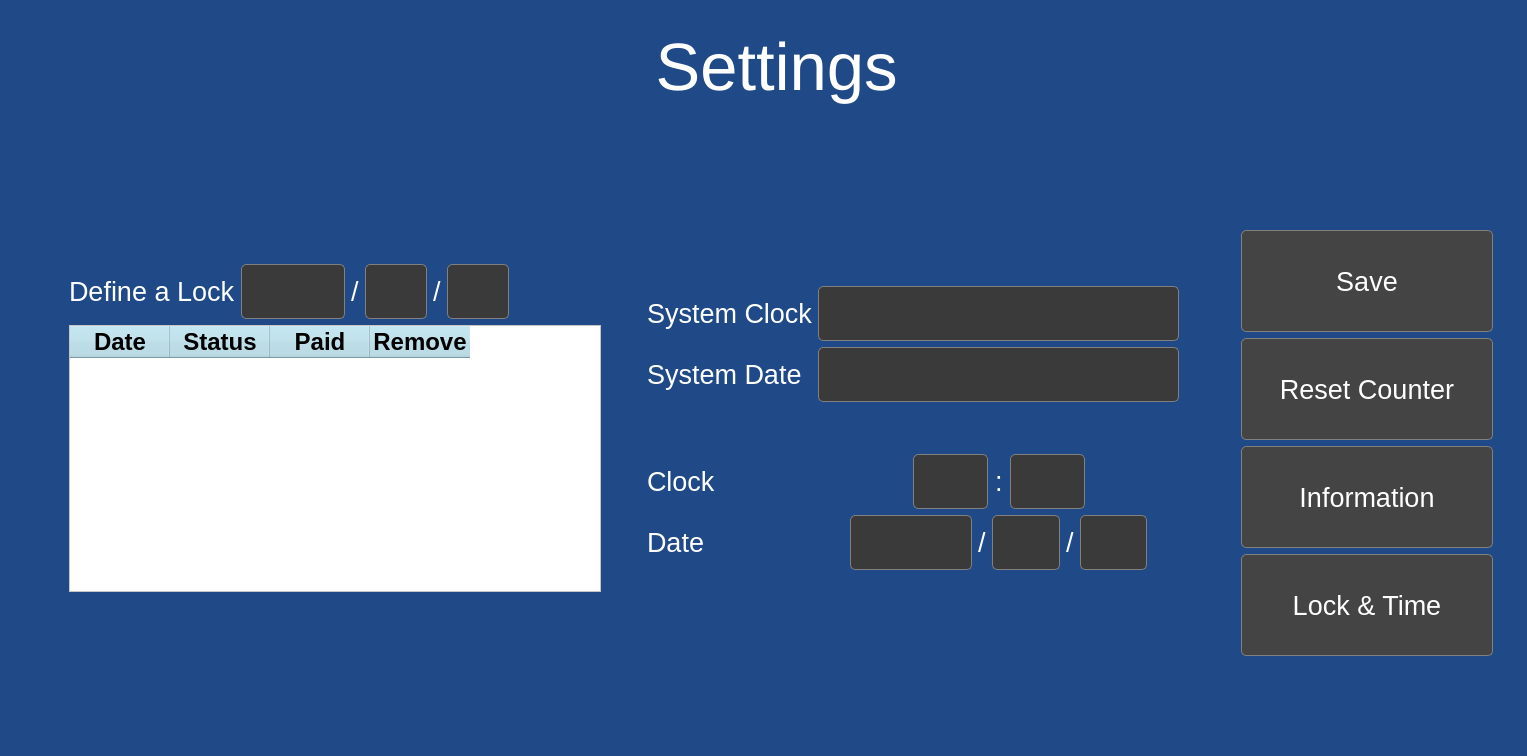
The window that ui/ui.ui (mohammaadhaji/Laser) describes before a commit, drawn with Qt 5.
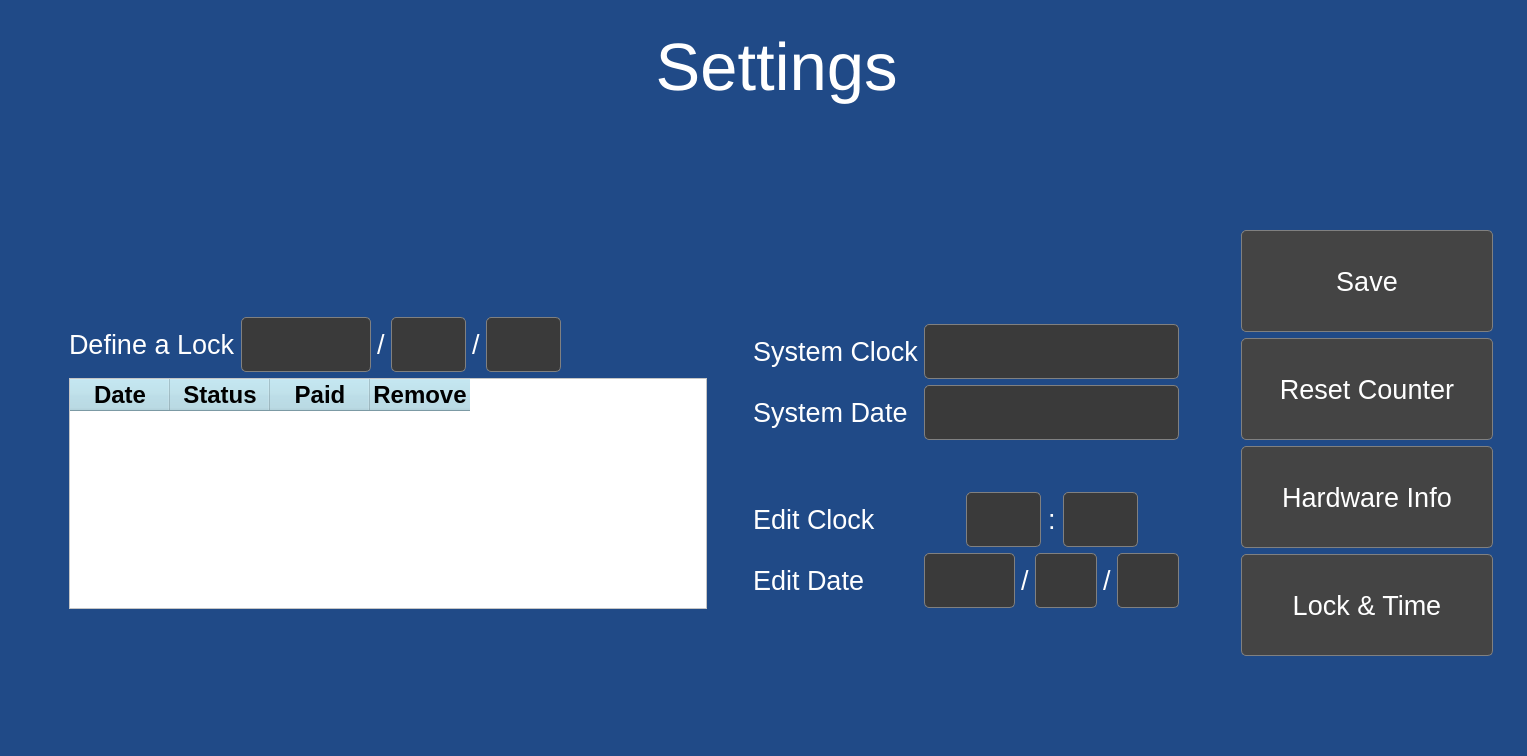
The same window after the commit. Icons and pictures are not drawn. Custom widgets are drawn as their Qt base class.

Commit message: add lock system

```diff
--- a/ui/ui.ui
+++ b/ui/ui.ui
@@ -3127,7 +3127,7 @@
                  </layout>
                 </widget>
                 <widget class="QWidget" name="lockSettingsPage">
-                 <layout class="QHBoxLayout" name="horizontalLayout_58" stretch="0,2,0,2,0">
+                 <layout class="QHBoxLayout" name="horizontalLayout_58" stretch="0,3,0,2,0">
                   <property name="leftMargin">
                    <number>11</number>
                   </property>
@@ -3148,7 +3148,7 @@
                    </spacer>
                   </item>
                   <item>
-                   <layout class="QVBoxLayout" name="verticalLayout_72" stretch="2,0,4,2">
+                   <layout class="QVBoxLayout" name="verticalLayout_72" stretch="2,0,0,0,4,2">
                     <property name="topMargin">
                      <number>0</number>
                     </property>
@@ -3168,6 +3168,32 @@
                       </property>
                      </spacer>
                     </item>
+                    <item>
+                     <widget class="QLabel" name="lblLockError">
+                      <property name="font">
+                       <font>
+                        <family>Arial</family>
+                        <pointsize>16</pointsize>
+                       </font>
+                      </property>
+                      <property name="text">
+                       <string/>
+                      </property>
+                     </widget>
+                    </item>
+                    <item>
+                     <spacer name="verticalSpacer_74">
+                      <property name="orientation">
+                       <enum>Qt::Vertical</enum>
+                      </property>
+                      <property name="sizeHint" stdset="0">
+                       <size>
+                        <width>20</width>
+                        <height>40</height>
+                       </size>
+                      </property>
+                     </spacer>
+                    </item>
                     <item>
                      <layout class="QHBoxLayout" name="horizontalLayout_56">
                       <item>
@@ -3359,6 +3385,12 @@
                     </item>
                     <item>
                      <widget class="QTableWidget" name="tableLock">
+                      <property name="font">
+                       <font>
+                        <family>Segoe UI</family>
+                        <pointsize>16</pointsize>
+                       </font>
+                      </property>
                       <property name="styleSheet">
                        <string notr="true">QHeaderView::section
 {
@@ -3499,7 +3531,20 @@
                       <property name="topMargin">
                        <number>0</number>
                       </property>
-                      <item row="0" column="0">
+                      <item row="0" column="1">
+                       <widget class="QLabel" name="lblSystemTimeStatus">
+                        <property name="font">
+                         <font>
+                          <family>Arial</family>
+                          <pointsize>16</pointsize>
+                         </font>
+                        </property>
+                        <property name="text">
+                         <string/>
+                        </property>
+                       </widget>
+                      </item>
+                      <item row="2" column="0">
                        <widget class="QLabel" name="lblSysClock">
                         <property name="font">
                          <font>
@@ -3512,7 +3557,7 @@
                         </property>
                        </widget>
                       </item>
-                      <item row="0" column="1">
+                      <item row="2" column="1">
                        <widget class="QLineEdit" name="txtSysClock">
                         <property name="enabled">
                          <bool>false</bool>
@@ -3541,7 +3586,7 @@
                         </property>
                        </widget>
                       </item>
-                      <item row="1" column="0">
+                      <item row="3" column="0">
                        <widget class="QLabel" name="lblSysDate">
                         <property name="font">
                          <font>
@@ -3554,7 +3599,7 @@
                         </property>
                        </widget>
                       </item>
-                      <item row="1" column="1">
+                      <item row="3" column="1">
                        <widget class="QLineEdit" name="txtSysDate">
                         <property name="enabled">
                          <bool>false</bool>
@@ -3583,7 +3628,7 @@
                         </property>
                        </widget>
                       </item>
-                      <item row="2" column="1">
+                      <item row="5" column="1">
                        <spacer name="verticalSpacer_73">
                         <property name="orientation">
                          <enum>Qt::Vertical</enum>
@@ -3596,7 +3641,7 @@
                         </property>
                        </spacer>
                       </item>
-                      <item row="3" column="0">
+                      <item row="6" column="0">
                        <widget class="QLabel" name="lblEditClock">
                         <property name="font">
                          <font>
@@ -3605,11 +3650,11 @@
                          </font>
                         </property>
                         <property name="text">
-                         <string>Clock</string>
+                         <string>Edit Clock</string>
                         </property>
                        </widget>
                       </item>
-                      <item row="3" column="1">
+                      <item row="6" column="1">
                        <layout class="QHBoxLayout" name="horizontalLayout_57">
                         <property name="spacing">
                          <number>7</number>
@@ -3713,7 +3758,7 @@
                         </item>
                        </layout>
                       </item>
-                      <item row="4" column="0">
+                      <item row="7" column="0">
                        <widget class="QLabel" name="lblEditDate">
                         <property name="font">
                          <font>
@@ -3722,11 +3767,11 @@
                          </font>
                         </property>
                         <property name="text">
-                         <string>Date</string>
+                         <string>Edit Date</string>
                         </property>
                        </widget>
                       </item>
-                      <item row="4" column="1">
+                      <item row="7" column="1">
                        <layout class="QHBoxLayout" name="horizontalLayout_59">
                         <property name="topMargin">
                          <number>0</number>
@@ -3810,6 +3855,9 @@
 
 </string>
                           </property>
+                          <property name="alignment">
+                           <set>Qt::AlignCenter</set>
+                          </property>
                          </widget>
                         </item>
                         <item>
@@ -3869,6 +3917,19 @@
                         </item>
                        </layout>
                       </item>
+                      <item row="1" column="1">
+                       <spacer name="verticalSpacer_72">
+                        <property name="orientation">
+                         <enum>Qt::Vertical</enum>
+                        </property>
+                        <property name="sizeHint" stdset="0">
+                         <size>
+                          <width>20</width>
+                          <height>40</height>
+                         </size>
+                        </property>
+                       </spacer>
+                      </item>
                      </layout>
                     </item>
                     <item>
@@ -4011,7 +4072,7 @@
 }</string>
                    </property>
                    <property name="text">
-                    <string>Information</string>
+                    <string>Hardware Info</string>
                    </property>
                   </widget>
                  </item>
```
Left out of the diff: 13 changed lines with no effect on the pictures. The commit also changes 12 other files.
